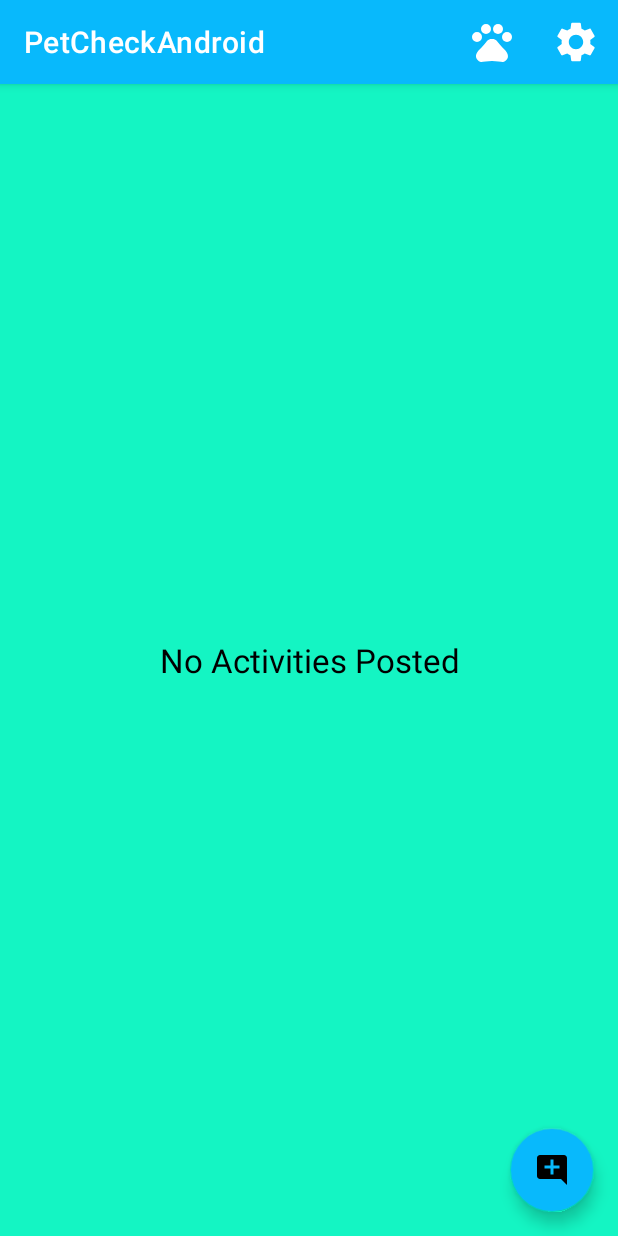
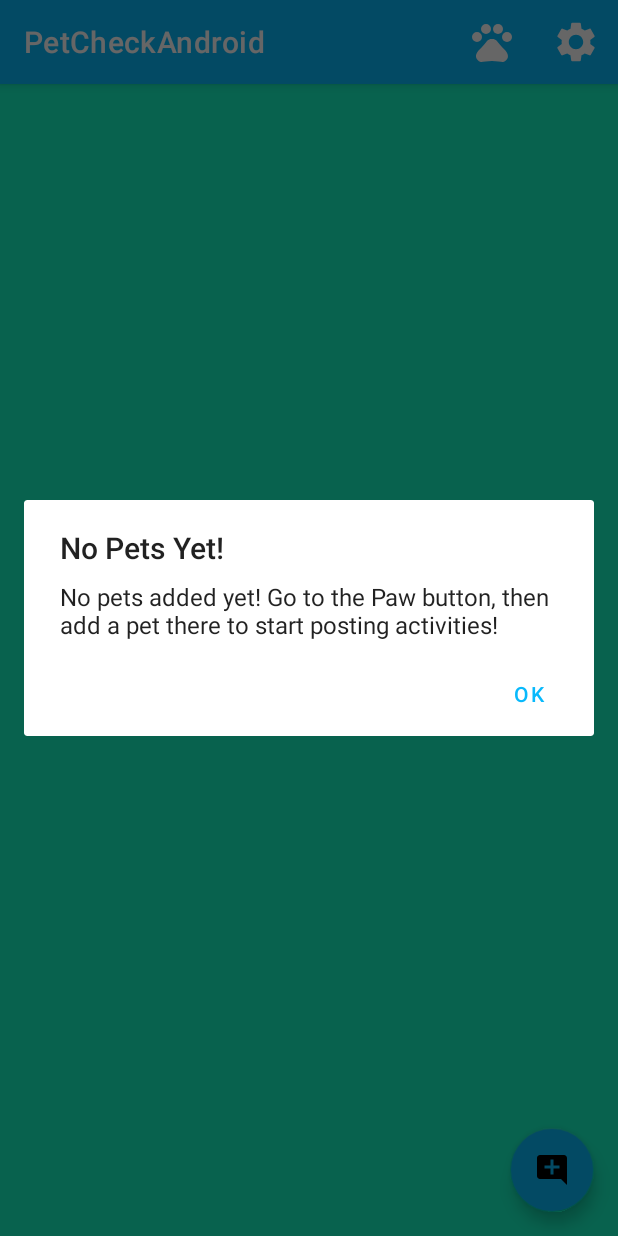
Before and after one commit to RoatchBrandyn-FS/BrandynMumma2205, an Android app: the MainPostsListFragment screen opened directly, with no data from a screen before it, after a tap on "add", on a phone screen of 412 x 824 dp. Run offline under Robolectric (Android 15) with nearby library versions, the phone set to English and light mode, and no system bars; 1 statement that could not run was skipped.

Commit message:
added alert for no pets, add initial activity for pets list view

```diff
--- a/PetCheckAndroid/app/src/main/java/com/example/petcheckandroid/fragments/MainPostsListFragment.java
+++ b/PetCheckAndroid/app/src/main/java/com/example/petcheckandroid/fragments/MainPostsListFragment.java
@@ -1,5 +1,6 @@
 package com.example.petcheckandroid.fragments;
 
+import android.content.Intent;
 import android.os.Bundle;
 import android.service.controls.actions.FloatAction;
 import android.util.Log;
@@ -15,6 +16,8 @@ import androidx.annotation.Nullable;
 import androidx.fragment.app.ListFragment;
 
 import com.example.petcheckandroid.R;
+import com.example.petcheckandroid.activities.PetsListActivity;
+import com.example.petcheckandroid.utilities.AlertsUtil;
 import com.google.android.material.floatingactionbutton.FloatingActionButton;
 
 public class MainPostsListFragment extends ListFragment implements View.OnClickListener {
@@ -63,6 +66,12 @@ public class MainPostsListFragment extends ListFragment implements View.OnClickL
         }
         else if (item.getTitle().equals("add pets")){
             Log.i(TAG, "onOptionsItemSelected: add pets pressed");
+
+            Intent petsListIntent = new Intent(getContext(), PetsListActivity.class);
+            // *** MAKE SURE AND ADD ROOM HERE TO CHANGE TITLE AND ADD PETS ***
+            petsListIntent.setAction(Intent.ACTION_RUN);
+
+            startActivity(petsListIntent);
         }
 
         return super.onOptionsItemSelected(item);
@@ -72,6 +81,8 @@ public class MainPostsListFragment extends ListFragment implements View.OnClickL
     public void onClick(View view) {
         if (view.getId() == R.id.main_post_fab){
             Log.i(TAG, "onClick: fab pressed");
+
+            AlertsUtil.noPetsError(getContext()); //*** MAKE SURE AND UPDATE THIS WHEN ABLE TO ADD PETS ***
         }
     }
 }
--- a/PetCheckAndroid/app/src/main/java/com/example/petcheckandroid/utilities/AlertsUtil.java
+++ b/PetCheckAndroid/app/src/main/java/com/example/petcheckandroid/utilities/AlertsUtil.java
@@ -127,4 +127,21 @@ public class AlertsUtil {
 
     }
 
+    public static void noPetsError(Context context){
+
+        AlertDialog.Builder builder = new AlertDialog.Builder(context);
+        builder.setTitle("No Pets Yet!");
+        builder.setMessage("No pets added yet! Go to the Paw button, then add a pet there to start posting activities!");
+        builder.setCancelable(false);
+        builder.setPositiveButton("OK", new DialogInterface.OnClickListener() {
+            @Override
+            public void onClick(DialogInterface dialogInterface, int i) {
+
+            }
+        });
+
+        builder.show();
+
+    }
+
 }
```
Also changed, not shown: PetCheckAndroid/app/src/main/AndroidManifest.xml (+11 -0 lines), PetCheckAndroid/app/src/main/java/com/example/petcheckandroid/activities/PetsListActivity.java (added, +26 -0 lines), PetCheckAndroid/app/src/main/java/com/example/petcheckandroid/fragments/PetsListFragment.java (added, +18 -0 lines).
